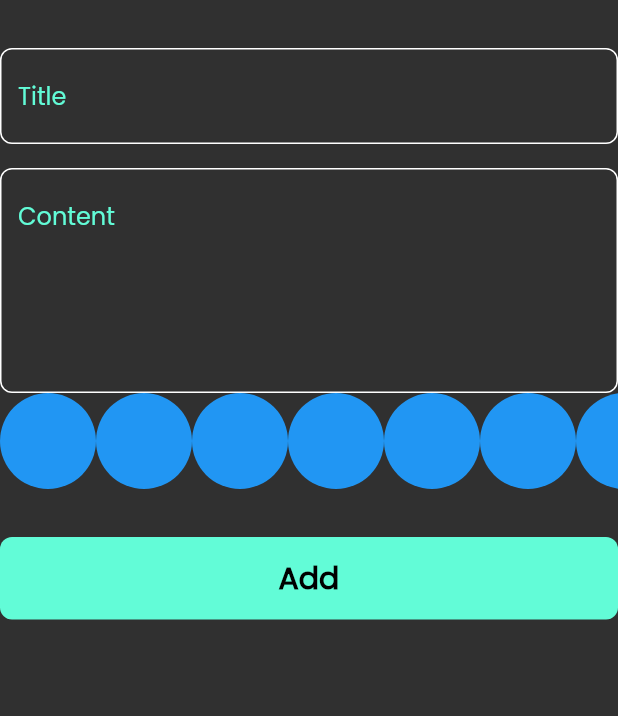
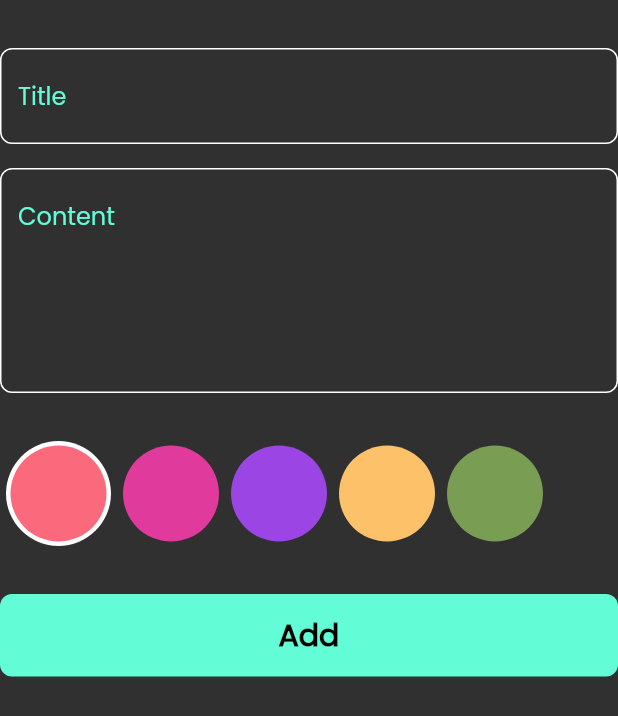
Before and after one commit to MoaazAbdelaziz/notes_app, a Flutter app: the AddNoteForm widget shown alone on an empty page, opened directly, on a phone screen of 412 x 824 dp. Shown: the top 716 px of the screen. Run offline on Flutter 3.47's test engine with Material 2 defaults, Android fonts, the phone set to English and light mode, and no system bars; our stand-ins replace bloc, flutter_bloc, hive, hive_flutter; accounts and stored records are empty.

Commit message:
color list UI and logic complete

```diff
--- a/lib/widgets/add_note_form.dart
+++ b/lib/widgets/add_note_form.dart
@@ -48,6 +48,9 @@ class _AddNoteFormState extends State<AddNoteForm> {
               noteSubTitle = value;
             },
           ),
+          const SizedBox(
+            height: 32,
+          ),
           const ColorsListView(),
           const SizedBox(
             height: 32,
--- a/lib/widgets/colors_list_view.dart
+++ b/lib/widgets/colors_list_view.dart
@@ -1,29 +1,67 @@
 import 'package:flutter/material.dart';
 
 class ColorItem extends StatelessWidget {
-  const ColorItem({super.key});
+  const ColorItem({super.key, required this.isSelected, required this.color});
+  final bool isSelected;
+  final Color color;
 
   @override
   Widget build(BuildContext context) {
-    return const CircleAvatar(
-      radius: 32,
-      backgroundColor: Colors.blue,
-    );
+    return isSelected
+        ? CircleAvatar(
+            radius: 35,
+            backgroundColor: Colors.white,
+            child: CircleAvatar(
+              radius: 32,
+              backgroundColor: color,
+            ),
+          )
+        : CircleAvatar(
+            radius: 32,
+            backgroundColor: color,
+          );
   }
 }
 
-class ColorsListView extends StatelessWidget {
+class ColorsListView extends StatefulWidget {
   const ColorsListView({super.key});
+
+  @override
+  State<ColorsListView> createState() => _ColorsListViewState();
+}
+
+class _ColorsListViewState extends State<ColorsListView> {
+  int currentIndex = 0;
+
+  List<Color> colors = const [
+    Color(0xFFFA697C),
+    Color(0xFFE13A9D),
+    Color(0xFF9B45E4),
+    Color(0xFFFCC169),
+    Color(0xFF7A9D54),
+  ];
 
   @override
   Widget build(BuildContext context) {
     return SizedBox(
-      height: 32 * 2,
+      height: 35 * 2,
       child: ListView.builder(
-        itemCount: 10,
+        itemCount: colors.length,
         scrollDirection: Axis.horizontal,
         itemBuilder: (BuildContext context, int index) {
-          return const ColorItem();
+          return Padding(
+            padding: const EdgeInsets.symmetric(horizontal: 4),
+            child: GestureDetector(
+              child: ColorItem(
+                color: colors[index],
+                isSelected: currentIndex == index,
+              ),
+              onTap: () {
+                currentIndex = index;
+                setState(() {});
+              },
+            ),
+          );
         },
       ),
     );
```
